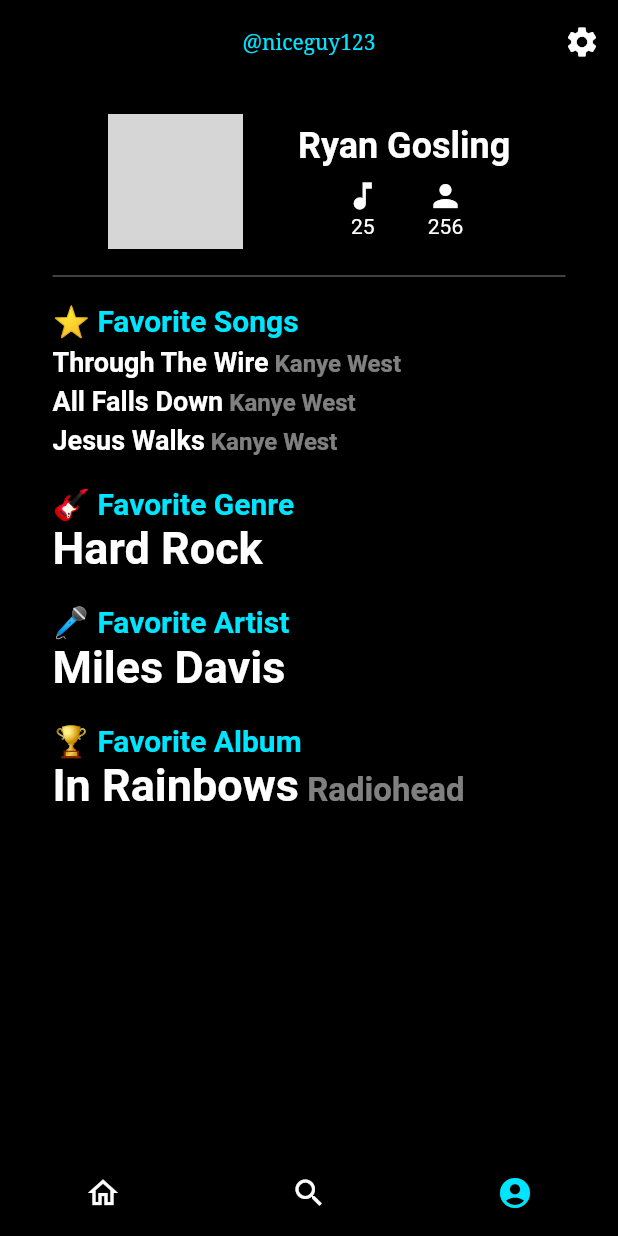
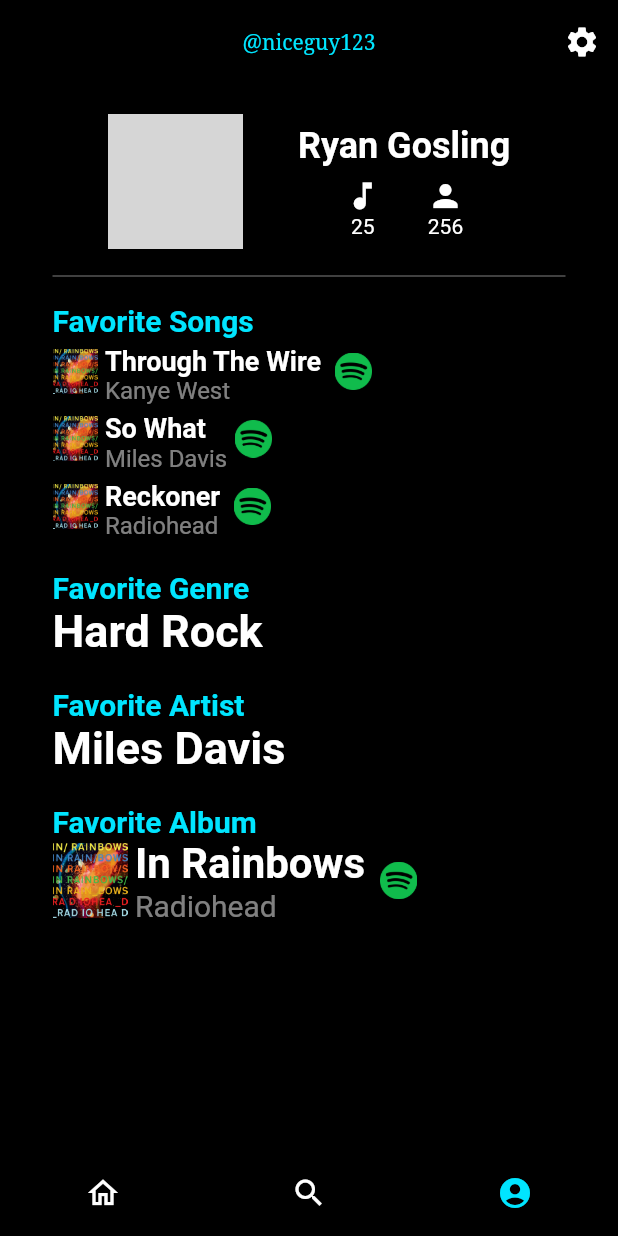
Before and after one commit to spencejax21/harp, a Flutter app: the screen it shows after launch, item 3 of the bottom bar chosen, on a phone screen of 412 x 824 dp. Run offline on Flutter 3.47's test engine with Material 2 defaults, Android fonts, the phone set to English and light mode, and no system bars; our stand-ins replace settings_ui; grey boxes are pictures that could not be loaded.

Commit message:
Edit profile page

```diff
--- a/lib/screens/bodies/profilebody.dart
+++ b/lib/screens/bodies/profilebody.dart
@@ -84,9 +84,13 @@ class ProfileBody extends StatelessWidget {
                           Column(
                             crossAxisAlignment: CrossAxisAlignment.start,
                             children: [
-                              Text('⭐ Favorite Songs', style: TextStyle(color: Styles.secondaryColor, fontWeight: FontWeight.bold, fontSize: 20),),
+                              Text('Favorite Songs', style: TextStyle(color: Styles.secondaryColor, fontWeight: FontWeight.bold, fontSize: 20),),
+                              Row(
+                                crossAxisAlignment: CrossAxisAlignment.center,
+                                children: [
+                                  Image.asset('assets/images/in_rainbows.png', width: 30, height: 30),
                                   Padding(
-                                padding: EdgeInsets.only(top: 5),
+                                    padding: EdgeInsets.only(top: 5, left: 5, right: 5),
                                     child: RichText(
                                       text: TextSpan(
                                         style: TextStyle(color: Colors.white, fontSize: 18, fontWeight: FontWeight.bold),
@@ -95,54 +99,90 @@ class ProfileBody extends StatelessWidget {
                                             text: 'Through The Wire',
                                           ),
                                           TextSpan(
-                                        text: ' Kanye West',
-                                        style: TextStyle(color: Colors.white.withOpacity(0.5), fontSize: 16)
+                                            text: ' \nKanye West',
+                                            style: TextStyle(color: Colors.white.withOpacity(0.5), fontSize: 16, fontWeight: FontWeight.normal)
                                           )
                                         ]
                                       )
                                     ),
                                   ),
+                                  GestureDetector(
+                                    child: Image.asset(
+                                      'assets/images/spotify_green_2.png',
+                                      width: 25,
+                                      height: 25,
+                                    ),
+                                    onTap: () {}
+                                  ),
+                                ]
+                              ),
+                              Row(
+                                crossAxisAlignment: CrossAxisAlignment.center,
+                                children: [
+                                  Image.asset('assets/images/in_rainbows.png', width: 30, height: 30),
                                   Padding(
-                                padding: EdgeInsets.only(top: 5),
+                                    padding: EdgeInsets.only(top: 5, left: 5, right: 5),
                                     child: RichText(
                                       text: TextSpan(
                                         style: TextStyle(color: Colors.white, fontSize: 18, fontWeight: FontWeight.bold),
                                         children: <TextSpan>[
                                           TextSpan(
-                                        text: 'All Falls Down',
+                                            text: 'So What',
                                           ),
                                           TextSpan(
-                                        text: ' Kanye West',
-                                        style: TextStyle(color: Colors.white.withOpacity(0.5), fontSize: 16)
+                                            text: ' \nMiles Davis',
+                                            style: TextStyle(color: Colors.white.withOpacity(0.5), fontSize: 16, fontWeight: FontWeight.normal)
                                           )
                                         ]
                                       )
                                     ),
                                   ),
+                                  GestureDetector(
+                                    child: Image.asset(
+                                      'assets/images/spotify_green_2.png',
+                                      width: 25,
+                                      height: 25,
+                                    ),
+                                    onTap: () {}
+                                  ),
+                                ]
+                              ),
+                              Row(
+                                crossAxisAlignment: CrossAxisAlignment.center,
+                                children: [
+                                  Image.asset('assets/images/in_rainbows.png', width: 30, height: 30),
                                   Padding(
-                                padding: EdgeInsets.only(top: 5),
+                                    padding: EdgeInsets.only(top: 5, left: 5, right: 5),
                                     child: RichText(
                                       text: TextSpan(
                                         style: TextStyle(color: Colors.white, fontSize: 18, fontWeight: FontWeight.bold),
                                         children: <TextSpan>[
                                           TextSpan(
-                                        text: 'Jesus Walks',
+                                            text: 'Reckoner',
                                           ),
                                           TextSpan(
-                                        text: ' Kanye West',
-                                        style: TextStyle(color: Colors.white.withOpacity(0.5), fontSize: 16)
+                                            text: ' \nRadiohead',
+                                            style: TextStyle(color: Colors.white.withOpacity(0.5), fontSize: 16, fontWeight: FontWeight.normal)
                                           )
                                         ]
                                       )
                                     ),
                                   ),
+                                  GestureDetector(
+                                    child: Image.asset(
+                                      'assets/images/spotify_green_2.png',
+                                      width: 25,
+                                      height: 25,
+                                    ),
+                                    onTap: () {}
+                                  ),
+                                ]
+                              ),
                             ],
                           ),
-
                         ],
                       )
                     ),
-
                   ],
                 ),
                 Row(
@@ -152,7 +192,7 @@ class ProfileBody extends StatelessWidget {
                       child: Column(
                         crossAxisAlignment: CrossAxisAlignment.start,
                         children: [
-                          Text('🎸 Favorite Genre',style: TextStyle(color: Styles.secondaryColor, fontWeight: FontWeight.bold, fontSize: 20)),
+                          Text('Favorite Genre',style: TextStyle(color: Styles.secondaryColor, fontWeight: FontWeight.bold, fontSize: 20)),
                           Text('Hard Rock', style: TextStyle(color: Colors.white, fontWeight: FontWeight.bold, fontSize: 30))
                         ],
                       ),
@@ -166,7 +206,7 @@ class ProfileBody extends StatelessWidget {
                       child: Column(
                         crossAxisAlignment: CrossAxisAlignment.start,
                         children: [
-                          Text('🎤 Favorite Artist',style: TextStyle(color: Styles.secondaryColor, fontWeight: FontWeight.bold, fontSize: 20)),
+                          Text('Favorite Artist',style: TextStyle(color: Styles.secondaryColor, fontWeight: FontWeight.bold, fontSize: 20)),
                           Text('Miles Davis', style: TextStyle(color: Colors.white, fontWeight: FontWeight.bold, fontSize: 30))
                         ],
                       ),
@@ -181,8 +221,13 @@ class ProfileBody extends StatelessWidget {
                       child: Column(
                         crossAxisAlignment: CrossAxisAlignment.start,
                         children: [
-                          Text('🏆 Favorite Album',style: TextStyle(color: Styles.secondaryColor, fontWeight: FontWeight.bold, fontSize: 20)),
-                          RichText(
+                          Text('Favorite Album',style: TextStyle(color: Styles.secondaryColor, fontWeight: FontWeight.bold, fontSize: 20)),
+                          Row(
+                            children: [
+                              Image.asset('assets/images/in_rainbows.png', width: 50, height: 50),
+                              Padding(
+                                padding: EdgeInsets.only(left: 5, right: 5),
+                                child: RichText(
                                   text: TextSpan(
                                       style: TextStyle(
                                           color: Colors.white,
@@ -190,14 +235,25 @@ class ProfileBody extends StatelessWidget {
                                       children: <TextSpan>[
                                     TextSpan(
                                         text: 'In Rainbows',
-                                  style: TextStyle(fontSize: 30)),
+                                        style: TextStyle(fontSize: 28)),
                                     TextSpan(
-                                  text: ' Radiohead',
+                                        text: ' \nRadiohead',
                                         style: TextStyle(
                                             color: Colors.white.withOpacity(0.5),
-                                      fontSize: 22))
+                                            fontSize: 20, fontWeight: FontWeight.normal))
                                     ]
                                   )
+                                ),
+                              ),
+                              GestureDetector(
+                                    child: Image.asset(
+                                      'assets/images/spotify_green_2.png',
+                                      width: 25,
+                                      height: 25,
+                                    ),
+                                    onTap: () {}
+                                  ),
+                            ]
                           ),
                         ],
                       ),
```
Lines whose indentation alone changed are shown as unchanged.
